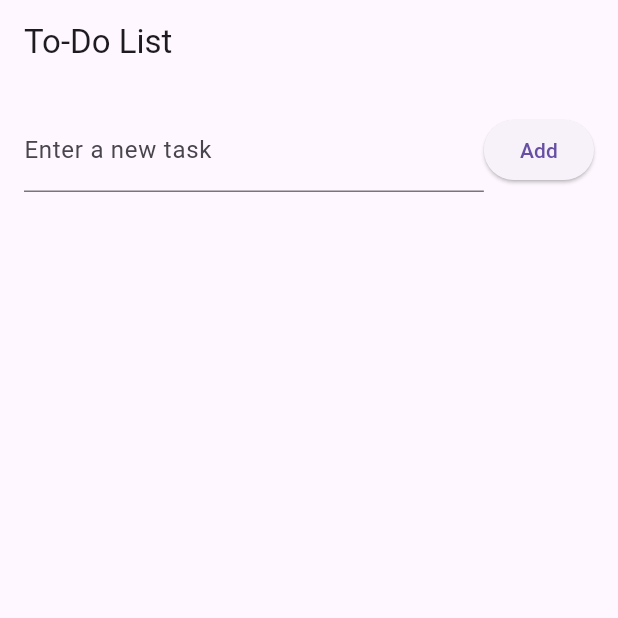
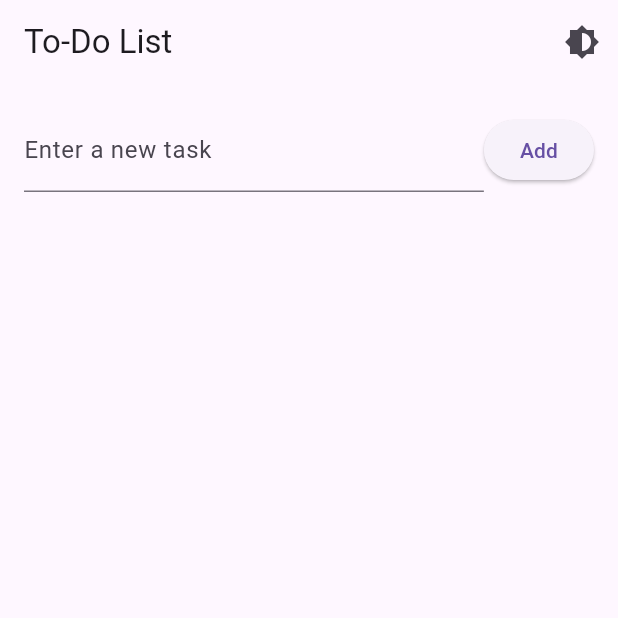
Before and after one commit to chmuhammadasim/Todo-Mobile-App, a Flutter app: the screen it shows after launch, on a phone screen of 412 x 824 dp, the top half of it. Run offline on Flutter 3.47's test engine with Material 3 defaults, Android fonts, the light colour scheme and no system bars; our stand-ins replace flutter_local_notifications.

Commit message:
chore: Update theme mode toggle and add animation for adding todos

```diff
--- a/lib/main.dart
+++ b/lib/main.dart
@@ -1,12 +1,27 @@
 import 'package:flutter/material.dart';
 import 'package:flutter_local_notifications/flutter_local_notifications.dart';
+import 'package:intl/intl.dart';
 
 void main() {
   runApp(const MyApp());
 }
 
-class MyApp extends StatelessWidget {
+class MyApp extends StatefulWidget {
   const MyApp({super.key});
+
+  @override
+  _MyAppState createState() => _MyAppState();
+}
+
+class _MyAppState extends State<MyApp> {
+  ThemeMode _themeMode = ThemeMode.system;
+
+  void _toggleThemeMode() {
+    setState(() {
+      _themeMode =
+          _themeMode == ThemeMode.dark ? ThemeMode.light : ThemeMode.dark;
+    });
+  }
 
   @override
   Widget build(BuildContext context) {
@@ -15,24 +30,35 @@ class MyApp extends StatelessWidget {
       title: 'To-Do App',
       theme: ThemeData(
         primarySwatch: Colors.blue,
+        brightness: Brightness.light,
       ),
-      home: const TodoListScreen(),
+      darkTheme: ThemeData(
+        brightness: Brightness.dark,
+        primarySwatch: Colors.blue,
+      ),
+      themeMode: _themeMode,
+      home: TodoListScreen(toggleThemeMode: _toggleThemeMode),
     );
   }
 }
 
 class TodoListScreen extends StatefulWidget {
-  const TodoListScreen({super.key});
+  final VoidCallback toggleThemeMode;
+
+  const TodoListScreen({super.key, required this.toggleThemeMode});
 
   @override
   _TodoListScreenState createState() => _TodoListScreenState();
 }
 
-class _TodoListScreenState extends State<TodoListScreen> {
-  final List<String> _todos = [];
+class _TodoListScreenState extends State<TodoListScreen>
+    with TickerProviderStateMixin {
+  final List<TodoItem> _todos = [];
   final TextEditingController _todoController = TextEditingController();
   final FlutterLocalNotificationsPlugin _flutterLocalNotificationsPlugin =
       FlutterLocalNotificationsPlugin();
+  late AnimationController _controller;
+  late Animation<Offset> _offsetAnimation;
 
   @override
   void initState() {
@@ -43,16 +69,51 @@ class _TodoListScreenState extends State<TodoListScreen> {
       iOS: DarwinInitializationSettings(),
     );
     _flutterLocalNotificationsPlugin.initialize(initializationSettings);
+
+    _controller = AnimationController(
+      duration: const Duration(milliseconds: 500),
+      vsync: this,
+    );
+    _offsetAnimation = Tween<Offset>(
+      begin: const Offset(0.0, 1.0),
+      end: Offset.zero,
+    ).animate(CurvedAnimation(
+      parent: _controller,
+      curve: Curves.easeInOut,
+    ));
   }
 
   void _addTodo() {
     if (_todoController.text.isNotEmpty) {
+      showDateTimePicker(context).then((selectedDateTime) {
+        if (selectedDateTime != null) {
           setState(() {
-        _todos.add(_todoController.text);
+            _todos.add(TodoItem(_todoController.text, selectedDateTime));
             _todoController.clear();
           });
+          _controller.forward();
           _showNotification();
         }
+      });
+    }
+  }
+
+  Future<DateTime?> showDateTimePicker(BuildContext context) async {
+    DateTime? date = await showDatePicker(
+      context: context,
+      initialDate: DateTime.now(),
+      firstDate: DateTime(2000),
+      lastDate: DateTime(2101),
+    );
+    if (date == null) return null;
+
+    TimeOfDay? time = await showTimePicker(
+      context: context,
+      initialTime: TimeOfDay.now(),
+    );
+    if (time == null) return null;
+
+    return DateTime(date.year, date.month, date.day, time.hour, time.minute);
   }
 
   void _showNotification() async {
@@ -83,6 +144,7 @@ class _TodoListScreenState extends State<TodoListScreen> {
   @override
   void dispose() {
     _todoController.dispose();
+    _controller.dispose();
     super.dispose();
   }
 
@@ -91,6 +153,12 @@ class _TodoListScreenState extends State<TodoListScreen> {
     return Scaffold(
       appBar: AppBar(
         title: const Text('To-Do List'),
+        actions: [
+          IconButton(
+            icon: const Icon(Icons.brightness_6),
+            onPressed: widget.toggleThemeMode,
+          ),
+        ],
       ),
       body: Column(
         children: [
@@ -117,14 +185,19 @@ class _TodoListScreenState extends State<TodoListScreen> {
             child: ListView.builder(
               itemCount: _todos.length,
               itemBuilder: (context, index) {
-                return Card(
+                return SlideTransition(
+                  position: _offsetAnimation,
+                  child: Card(
                     margin:
                         const EdgeInsets.symmetric(horizontal: 16, vertical: 4),
                     child: ListTile(
-                    title: Text(_todos[index]),
+                      title: Text(_todos[index].title),
+                      subtitle: Text(
+                          'Due: ${DateFormat('yyyy-MM-dd – kk:mm').format(_todos[index].dueDateTime)}'),
                       trailing: IconButton(
                         icon: const Icon(Icons.delete),
                         onPressed: () => _deleteTodo(index),
+                      ),
                     ),
                   ),
                 );
@@ -136,3 +209,10 @@ class _TodoListScreenState extends State<TodoListScreen> {
     );
   }
 }
+
+class TodoItem {
+  final String title;
+  final DateTime dueDateTime;
+
+  TodoItem(this.title, this.dueDateTime);
+}
```
Lines whose indentation alone changed are shown as unchanged.
